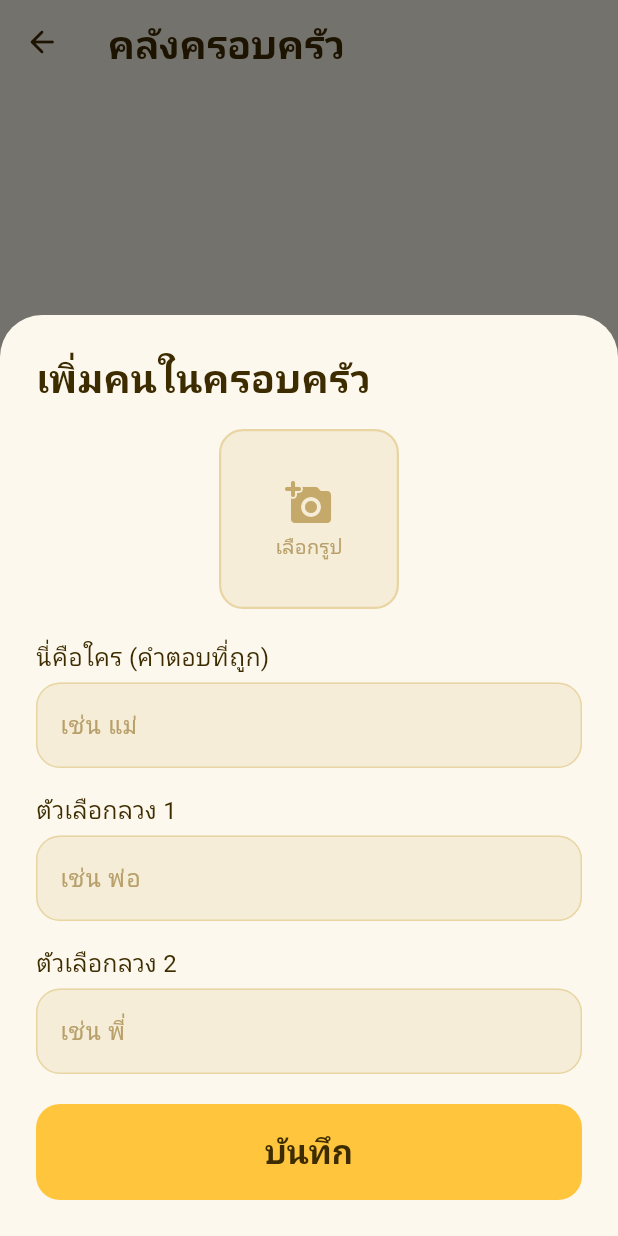
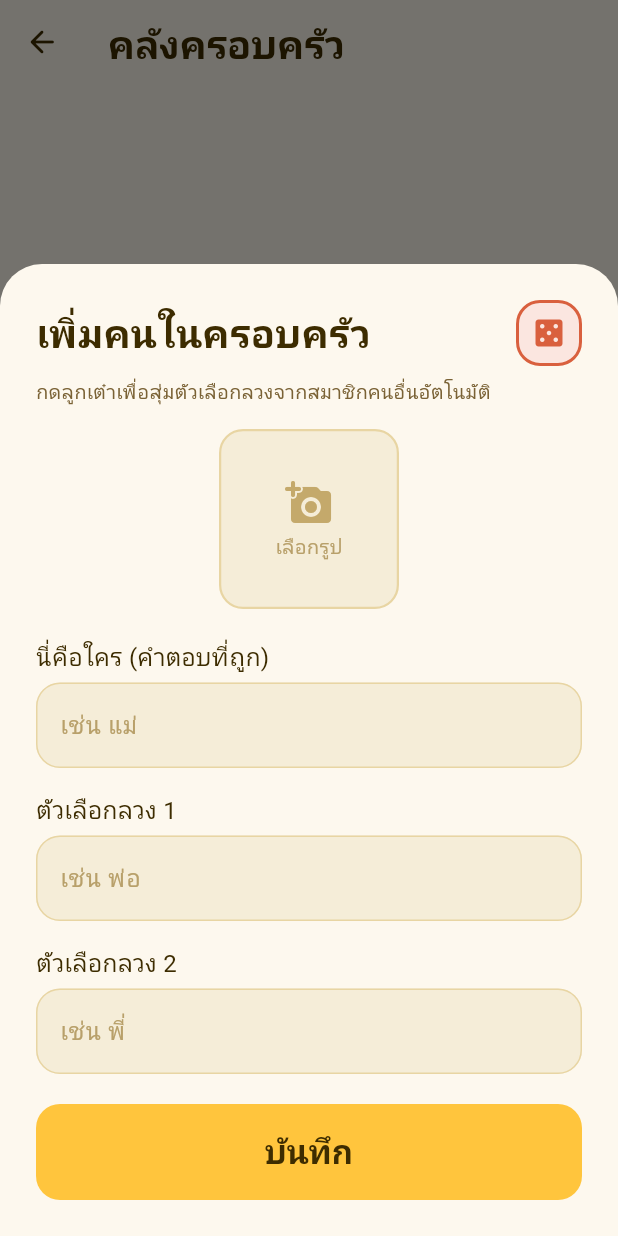
Before and after one commit to LATTE298/KaokengA, a Flutter app: the FamilyManagerScreen screen opened by its route, after a tap on "เพิ่มคนในครอบครัว", on a phone screen of 412 x 824 dp. Run offline on Flutter 3.47's test engine with Material 3 defaults, Android fonts, the phone set to English and light mode, and no system bars; our stand-ins replace cloud_firestore, firebase_auth, firebase_core, flutter_cache_manager, flutter_riverpod, flutter_tts and 8 more; missing offline and left inert: dart:html, flame; accounts and stored records are empty; network calls fail; Roboto replaces fonts that are missing (Sarabun).

Commit message:
เฟส 2.1: โหมดสุ่มช้อย (ปุ่มลูกเต๋า)
ปุ่มลูกเต๋าในหน้าเพิ่มการ์ด สลับโหมดสุ่มตัวเลือกลวง:
- เปิด (ขอบเขียว): ช่องตัวลวงล็อกกรอกไม่ได้ → ตอนเล่นสุ่มตัวลวงจากคำตอบ
  ของสมาชิกครอบครัวคนอื่นให้อัตโนมัติ
- ปิด (ขอบแดง): กรอกตัวลวงเอง 2 อัน (เหมือนเดิม)

- FamilyCard + field randomChoices (default false, การ์ดเก่ารองรับ)
- FamilyQuizController._randomDistractors (ดึง answer การ์ดอื่นที่ไม่ซ้ำ)
- validate + ช่องกรอก + hint ปรับตามโหมด
- test +1 (สุ่มดึงจากสมาชิกคนอื่น ไม่ใช่ distractors ตัวเอง) รวม 111 เขียว

Co-Authored-By: Claude Fable 5 <noreply@anthropic.com>

```diff
--- a/lib/screens/parent/family_manager_screen.dart
+++ b/lib/screens/parent/family_manager_screen.dart
@@ -181,6 +181,7 @@ class _AddFamilyCardSheetState extends ConsumerState<_AddFamilyCardSheet> {
   final _distractor1Controller = TextEditingController();
   final _distractor2Controller = TextEditingController();
   bool _saving = false;
+  bool _randomMode = false; // เปิด = สุ่มตัวลวงจากสมาชิกคนอื่นตอนเล่น
   String? _error;
 
   @override
@@ -206,13 +207,21 @@ class _AddFamilyCardSheetState extends ConsumerState<_AddFamilyCardSheet> {
       setState(() => _error = 'เลือกรูปก่อนนะครับ');
       return;
     }
-    if (answer.isEmpty || d1.isEmpty || d2.isEmpty) {
-      setState(() => _error = 'กรอกคำตอบและตัวเลือกให้ครบ');
+    if (answer.isEmpty) {
+      setState(() => _error = 'กรอกคำตอบ (นี่คือใคร) ก่อนนะครับ');
       return;
     }
-    if ({answer, d1, d2}.length < 3) {
-      setState(() => _error = 'คำตอบและตัวเลือกต้องไม่ซ้ำกัน');
-      return;
+    if (!_randomMode) {
+      if (d1.isEmpty || d2.isEmpty) {
+        setState(
+          () => _error = 'กรอกตัวเลือกลวงให้ครบ 2 อัน (หรือเปิดโหมดสุ่ม)',
+        );
+        return;
+      }
+      if ({answer, d1, d2}.length < 3) {
+        setState(() => _error = 'คำตอบและตัวเลือกต้องไม่ซ้ำกัน');
+        return;
+      }
     }
 
     setState(() {
@@ -224,7 +233,8 @@ class _AddFamilyCardSheetState extends ConsumerState<_AddFamilyCardSheet> {
         .addCard(
           imageBytes: _imageBytes!,
           answer: answer,
-          distractors: [d1, d2],
+          distractors: _randomMode ? const [] : [d1, d2],
+          randomChoices: _randomMode,
         );
     if (mounted) Navigator.of(context).pop();
   }
@@ -242,7 +252,44 @@ class _AddFamilyCardSheetState extends ConsumerState<_AddFamilyCardSheet> {
             mainAxisSize: MainAxisSize.min,
             crossAxisAlignment: CrossAxisAlignment.stretch,
             children: [
-              Text('เพิ่มคนในครอบครัว', style: kTextLg),
+              Row(
+                children: [
+                  Expanded(child: Text('เพิ่มคนในครอบครัว', style: kTextLg)),
+                  // ปุ่มลูกเต๋า = สลับโหมดสุ่มตัวเลือก (ขอบเขียว=เปิด, แดง=ปิด)
+                  GestureDetector(
+                    key: const Key('family-dice-toggle'),
+                    onTap:
+                        _saving
+                            ? null
+                            : () => setState(() {
+                              _randomMode = !_randomMode;
+                              _error = null;
+                            }),
+                    child: Container(
+                      padding: const EdgeInsets.all(kSpace2),
+                      decoration: BoxDecoration(
+                        color: _randomMode ? kSuccessLight : kErrorLight,
+                        borderRadius: kRadiusMd,
+                        border: Border.all(
+                          color: _randomMode ? kSuccess : kError,
+                          width: 2,
+                        ),
+                      ),
+                      child: Icon(
+                        Icons.casino_rounded,
+                        color: _randomMode ? kSuccess : kError,
+                      ),
+                    ),
+                  ),
+                ],
+              ),
+              const SizedBox(height: kSpace2),
+              Text(
+                _randomMode
+                    ? 'โหมดสุ่มเปิด: ตัวเลือกลวงจะสุ่มจากสมาชิกคนอื่นให้ตอนเล่น'
+                    : 'กดลูกเต๋าเพื่อสุ่มตัวเลือกลวงจากสมาชิกคนอื่นอัตโนมัติ',
+                style: kTextXs.copyWith(color: kTextSecondary),
+              ),
               const SizedBox(height: kSpace4),
 
               // เลือกรูป + พรีวิว
@@ -290,14 +337,16 @@ class _AddFamilyCardSheetState extends ConsumerState<_AddFamilyCardSheet> {
                 key: const Key('family-distractor-1'),
                 controller: _distractor1Controller,
                 label: 'ตัวเลือกลวง 1',
-                hint: 'เช่น พ่อ',
+                hint: _randomMode ? 'สุ่มให้อัตโนมัติ' : 'เช่น พ่อ',
+                enabled: !_randomMode,
               ),
               const SizedBox(height: kSpace4),
               _field(
                 key: const Key('family-distractor-2'),
                 controller: _distractor2Controller,
                 label: 'ตัวเลือกลวง 2',
-                hint: 'เช่น พี่',
+                hint: _randomMode ? 'สุ่มให้อัตโนมัติ' : 'เช่น พี่',
+                enabled: !_randomMode,
               ),
 
               if (_error != null) ...[
@@ -333,6 +382,7 @@ class _AddFamilyCardSheetState extends ConsumerState<_AddFamilyCardSheet> {
     required TextEditingController controller,
     required String label,
     required String hint,
+    bool enabled = true,
   }) {
     return Column(
       crossAxisAlignment: CrossAxisAlignment.start,
@@ -342,7 +392,7 @@ class _AddFamilyCardSheetState extends ConsumerState<_AddFamilyCardSheet> {
         TextField(
           key: key,
           controller: controller,
-          enabled: !_saving,
+          enabled: !_saving && enabled,
           decoration: InputDecoration(hintText: hint),
         ),
       ],
--- a/lib/services/family_card_repository.dart
+++ b/lib/services/family_card_repository.dart
@@ -30,6 +30,7 @@ class FamilyCardRepository {
     required Uint8List imageBytes,
     required String answer,
     required List<String> distractors,
+    bool randomChoices = false,
   }) async {
     final id = _uuid.v4();
     final card = FamilyCard(
@@ -37,6 +38,7 @@ class FamilyCardRepository {
       imageBytes: imageBytes,
       answer: answer,
       distractors: distractors,
+      randomChoices: randomChoices,
       createdAt: DateTime.now().millisecondsSinceEpoch,
     );
     await _box.put(id, card.toMap());
@@ -56,8 +58,9 @@ class FamilyCardRepository {
   /// static เพื่อให้ unit test เรียกได้ตรงๆ ไม่ต้องมี ImagePicker
   static Uint8List resizeImage(Uint8List bytes) {
     final decoded = img.decodeImage(bytes);
-    if (decoded == null)
+    if (decoded == null) {
       return bytes; // ถอดรหัสไม่ได้ (เช่น format แปลก) — เก็บดิบ
+    }
     final resized =
         decoded.width >= decoded.height
             ? img.copyResize(decoded, width: 600)
```
Also changed, not shown: lib/features/family_quiz/family_quiz_controller.dart (+24 -1 lines), lib/models/family_card.dart (+9 -3 lines), 1 other file.
